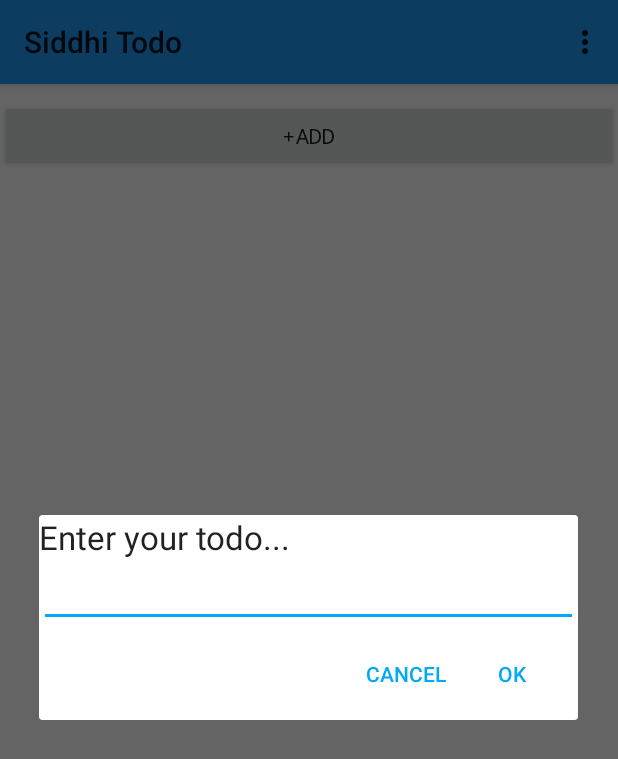
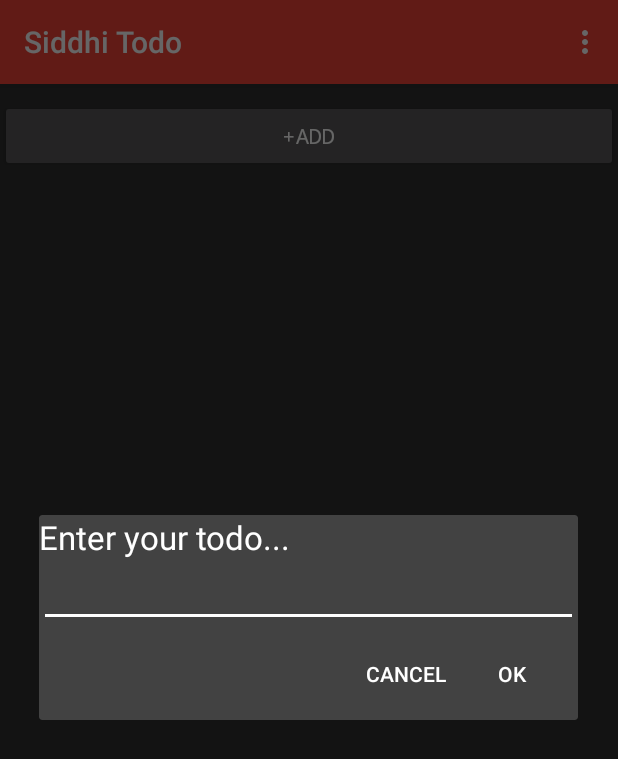
Before and after one commit to vijayakumarn/siddhitodo, an Android app: the screen it shows after launch (TodoMain), after a tap on "+ADD", on a phone screen of 412 x 824 dp. Shown: the top 759 px of the screen. Run offline under Robolectric (Android 15) with nearby library versions, the phone set to English and light mode, and no system bars.

Commit message:
Material Design update

```diff
--- a/app/build.gradle
+++ b/app/build.gradle
@@ -7,7 +7,7 @@ android {
     defaultConfig {
         applicationId "com.siddhilabs.todo"
         minSdkVersion 10
-        targetSdkVersion 22
+        targetSdkVersion 21
         versionCode 1
         versionName "1.0"
     }
--- a/app/src/main/res/values/colors.xml
+++ b/app/src/main/res/values/colors.xml
@@ -1,7 +1,7 @@
 <?xml version="1.0" encoding="utf-8"?>
 <resources>
-    <color name="material_blue_primary">#2196F3</color>
+    <color name="material_red_primary">#F44336</color>
     <color name="material_red_dark">#d32f2f</color>
-    <color name="colorAccent">#03A9F4</color>
+    <color name="colorAccent">#FFFFFF</color>
     <color name="coloractionbartext">#FFFFFF</color>
 </resources>
--- a/app/src/main/res/values/styles.xml
+++ b/app/src/main/res/values/styles.xml
@@ -2,17 +2,13 @@
 
     <!-- Base application theme. -->
     <style name="MyMaterialTheme" parent="MyMaterialTheme.Base">
-        <!-- Customize your theme here. -->
-        <!--<item name="actionBarStyle">@style/MyActionBarStyle</item>-->
+
     </style>
 
-    <style name="MyMaterialTheme.Base" parent="Theme.AppCompat.Light">
-        <item name="colorPrimary">@color/material_blue_primary</item>
+    <style name="MyMaterialTheme.Base" parent="Theme.AppCompat">
+        <item name="colorPrimary">@color/material_red_primary</item>
         <item name="colorPrimaryDark">@color/material_red_dark</item>
         <item name="colorAccent">@color/colorAccent</item>
     </style>
-    <style name="MyActionBarStyle">
-        <item name="actionMenuTextColor">@color/coloractionbartext</item>
-    </style>
 
 </resources>
```
